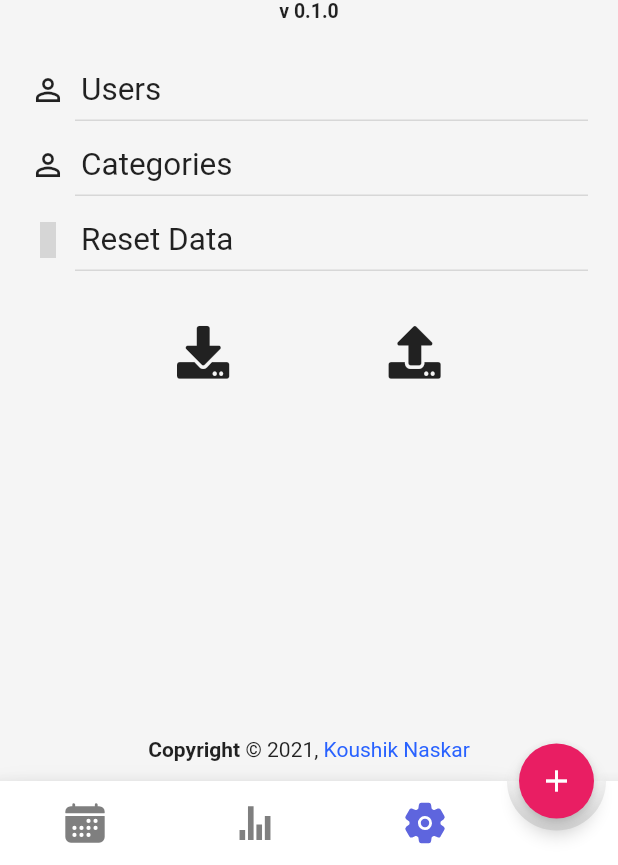
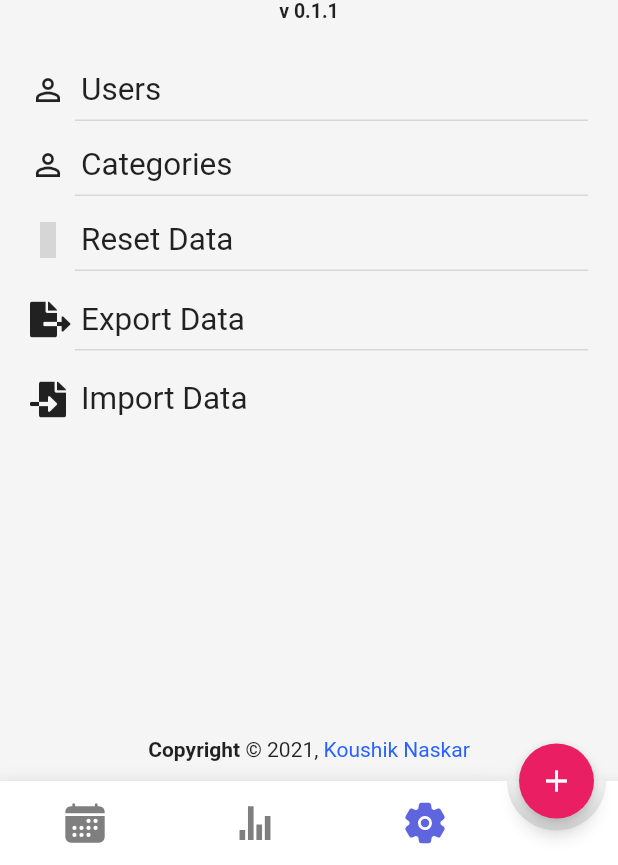
Before and after one commit to Koushikphy/Shared-Expense-Manager, a Flutter app: the screen it shows after launch, swiped to page 3, on a phone screen of 412 x 824 dp, the part 371-1236 px from its top. Run offline on Flutter 3.47's test engine with Material 2 defaults, Android fonts, the phone set to English and light mode, and no system bars; drawn by our look-alikes of animated_bottom_navigation_bar; our stand-ins replace date_time_picker, file_picker, fl_chart, flutter_icons, screenshot, select_form_field and 2 more; grey boxes are pictures that could not be loaded.

Commit message:
bug fixes, month selctor, export as file 😎🤞

```diff
--- a/lib/pages/addUser_page.dart
+++ b/lib/pages/addUser_page.dart
@@ -1,10 +1,9 @@
 import 'package:flutter/material.dart';
-import 'package:shared_expenses/theme/colors.dart';
 import 'package:shared_expenses/scoped_model/expenseScope.dart';
-import 'package:shared_expenses/pages/newentry_page.dart';
-import 'package:animations/animations.dart';
 import 'package:scoped_model/scoped_model.dart';
 
+
+// add an option to remove or edit users
 class AddUserCat extends StatefulWidget {
   final BuildContext context;
   final int type;
--- a/lib/pages/newentry_page.dart
+++ b/lib/pages/newentry_page.dart
@@ -182,6 +182,7 @@ class _NewEntryLogState extends State<NewEntryLog> {
                       ),
                       SizedBox(height: 15),
                       DateTimePicker(
+
                           controller: _dateEditor,
                           type: DateTimePickerType.date,
                           dateMask: 'd MMM, yyyy',
--- a/lib/pages/profile_page.dart
+++ b/lib/pages/profile_page.dart
@@ -12,6 +12,7 @@ import 'package:shared_expenses/pages/addUser_page.dart';
 import 'package:intl/intl.dart';
 import 'dart:convert';
 import 'package:animations/animations.dart';
+import 'package:share/share.dart';
 
 class ProfilePage extends StatefulWidget {
   final ExpenseModel model;
@@ -94,7 +95,7 @@ class _ProfilePageState extends State<ProfilePage> {
               ),
             ),
             Text(
-              "v 0.1.0",
+              "v 0.1.1",
               style: TextStyle(
                 fontSize: 13,
                 fontWeight: FontWeight.bold,
@@ -184,25 +185,63 @@ class _ProfilePageState extends State<ProfilePage> {
                 height: 15,
               ),
               SizedBox(
-                height: 21,
+                height: 13,
               ),
-              Row(
-                mainAxisAlignment: MainAxisAlignment.spaceEvenly,
-                children: [
-                  IconButton(
-                    iconSize: 35,
-                    tooltip: "Download the data",
-                    icon: Icon(FlutterIcons.download_faw5s),
-                    onPressed: showChangeDialog,
-                  ),
-                  IconButton(
-                    iconSize: 35,
-                    tooltip: "Upload the data",
-                    icon: Icon(FlutterIcons.upload_faw5s),
-                    onPressed: saveUserData,
-                  )
-                ],
+              InkWell(
+                onTap: exportData,
+                child: Row(
+                  children: [
+                    Icon(FlutterIcons.file_export_faw5s),
+                    SizedBox(width: 10),
+                    Text(
+                      "Export Data",
+                      style: TextStyle(
+                        fontSize: 21,
+                      ),
+                    )
+                  ],
+                ),
               ),
+              Divider(
+                indent: 30,
+                thickness: 1.0,
+                height: 15,
+              ),
+              SizedBox(
+                height: 13,
+              ),
+              InkWell(
+                onTap: importData,
+                child: Row(
+                  children: [
+                    Icon(FlutterIcons.file_import_faw5s),
+                    SizedBox(width: 10),
+                    Text(
+                      "Import Data",
+                      style: TextStyle(
+                        fontSize: 21,
+                      ),
+                    )
+                  ],
+                ),
+              ),
+              // Row(
+              //   mainAxisAlignment: MainAxisAlignment.spaceEvenly,
+              //   children: [
+              //     IconButton(
+              //       iconSize: 35,
+              //       tooltip: "Download the data",
+              //       icon: Icon(FlutterIcons.download_faw5s),
+              //       onPressed: importData,
+              //     ),
+              //     IconButton(
+              //       iconSize: 35,
+              //       tooltip: "Upload the data",
+              //       icon: Icon(FlutterIcons.upload_faw5s),
+              //       onPressed: exportData,
+              //     )
+              //   ],
+              // ),
             ],
           ),
         ),
@@ -370,7 +409,7 @@ class _ProfilePageState extends State<ProfilePage> {
     );
   }
 
-  void showChangeDialog() {
+  void importData() {
     showDialog<void>(
       context: context,
       barrierDismissible: false, // user must tap button!
@@ -404,34 +443,6 @@ class _ProfilePageState extends State<ProfilePage> {
     );
   }
 
-  // void showWarningDialog(String param) {
-  //   showDialog<void>(
-  //     context: context,
-  //     barrierDismissible: false, // user must tap button!
-  //     builder: (BuildContext context) {
-  //       return AlertDialog(
-  //         title: Text('Alert !'),
-  //         content: SingleChildScrollView(
-  //           child: ListBody(
-  //             children: <Widget>[
-  //               Text('Can not modify existing $param'),
-  //             ],
-  //           ),
-  //         ),
-  //         actions: <Widget>[
-  //           TextButton(
-  //             child: Text('OK'),
-  //             onPressed: () {
-  //               widget.model.resetAll();
-  //               Navigator.of(context).pop();
-  //             },
-  //           ),
-  //         ],
-  //       );
-  //     },
-  //   );
-  // }
-
   void loadUserData() async {
     FilePickerResult result = await FilePicker.platform.pickFiles();
     if (result == null) {
@@ -450,7 +461,7 @@ class _ProfilePageState extends State<ProfilePage> {
     widget.model.newDataLoaded(_uList, _cList, _exList);
   }
 
-  void saveUserData() async {
+  void exportData() async {
     // await Permission.storage.request();
     // var status = await Permission.storage.request();
 
@@ -461,14 +472,16 @@ class _ProfilePageState extends State<ProfilePage> {
     // it returns permission denied, so the file is saved in a given storage only for now.
     final directory = await getExternalStorageDirectory();
     String fileName = "${directory.path}/Expenses_$timeStamp.txt";
+    File file = File(fileName);
 
-    File(fileName).writeAsString(json.encode({
+    file.writeAsString(json.encode({
       "users": widget.model.getUsers,
       "categories": widget.model.getCategories,
       "expenses": widget.model.getExpenses
     }));
 
-    final snackBar = SnackBar(content: Text('File Saved'));
-    ScaffoldMessenger.of(context).showSnackBar(snackBar);
+    await Share.shareFiles([file.path]);
+    // final snackBar = SnackBar(content: Text('File Saved'));
+    // ScaffoldMessenger.of(context).showSnackBar(snackBar);
   }
 }
--- a/lib/pages/root_app.dart
+++ b/lib/pages/root_app.dart
@@ -94,6 +94,11 @@ class _RootAppState extends State<RootApp> {
     setState(() {
       index ??= 2;
       pageIndex = index;
+      controller.animateToPage(
+        pageIndex,
+        duration: const Duration(milliseconds: 400),
+        curve: Curves.easeInOut,
+      );
     });
   }
 }
--- a/lib/theme/colors.dart
+++ b/lib/theme/colors.dart
@@ -15,9 +15,3 @@ List<List<Color>> myColors = [
   [Color(0xff5E65DE), Color(0xff1488cc)],
   [Color(0xffDA0959), Color(0xffF47DCB)]
 ];
-
-// Color(0xff2b32b2), Color(0xff1488cc)
-// secondary, Color(0xfff953c6)
-// Color(0xff016D18), Color(0xff93bb3c)
-//Color(0xffDA0959), Color(0xffF47DCB)
-//Color(0xff008F7A), Color(0xffAA7BF8)
```
Also changed, not shown: lib/pages/daily_page.dart (+1 -9 lines), lib/pages/stats_page.dart (+50 -10 lines), lib/scoped_model/expenseScope.dart (+54 -27 lines), 1 other file.
